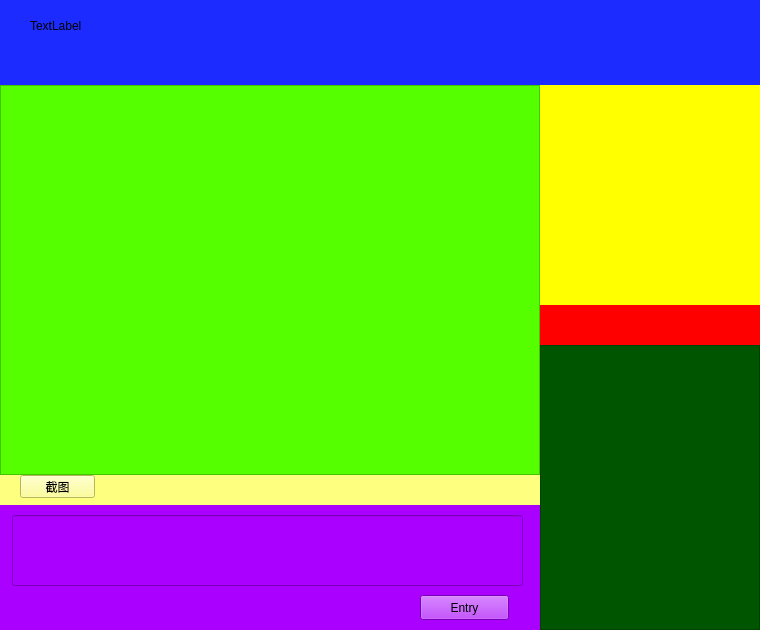
First picture: the form in wechat.ui, repository supermanc88/WeiTalk, before the edit.
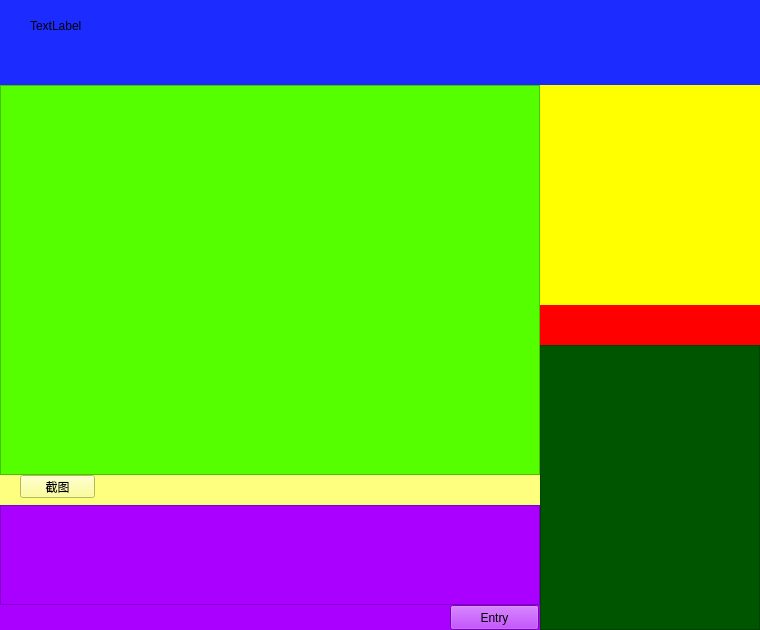
Second picture: the form after the edit.

The edit to the form file:
```diff
--- a/wechat.ui
+++ b/wechat.ui
@@ -206,21 +206,11 @@
    <property name="styleSheet">
     <string notr="true">background-color: rgb(170, 0, 255);</string>
    </property>
-   <widget class="QLineEdit" name="lineEdit">
-    <property name="geometry">
-     <rect>
-      <x>12</x>
-      <y>10</y>
-      <width>511</width>
-      <height>71</height>
-     </rect>
-    </property>
-   </widget>
    <widget class="QPushButton" name="sendMessageBtn">
     <property name="geometry">
      <rect>
-      <x>420</x>
-      <y>90</y>
+      <x>450</x>
+      <y>100</y>
       <width>89</width>
       <height>25</height>
      </rect>
@@ -229,6 +219,16 @@
      <string>Entry</string>
     </property>
    </widget>
+   <widget class="QTextBrowser" name="textBrowser_2">
+    <property name="geometry">
+     <rect>
+      <x>0</x>
+      <y>0</y>
+      <width>540</width>
+      <height>100</height>
+     </rect>
+    </property>
+   </widget>
   </widget>
   <widget class="QWidget" name="widget_7" native="true">
    <property name="geometry">
```
